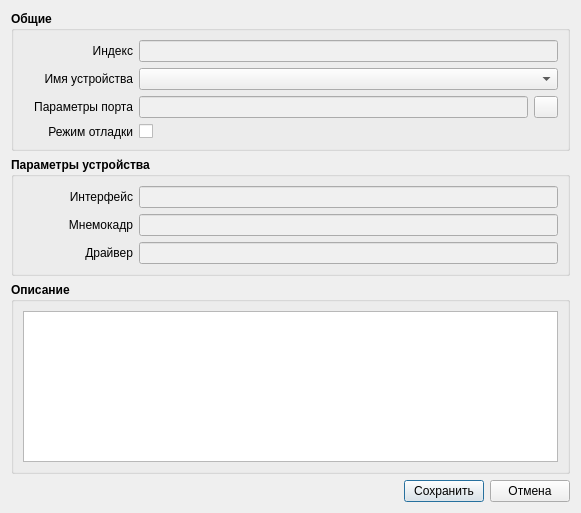
Old version of the form configurator2/sv_device_editor.ui in the repository breton75/ksuts.
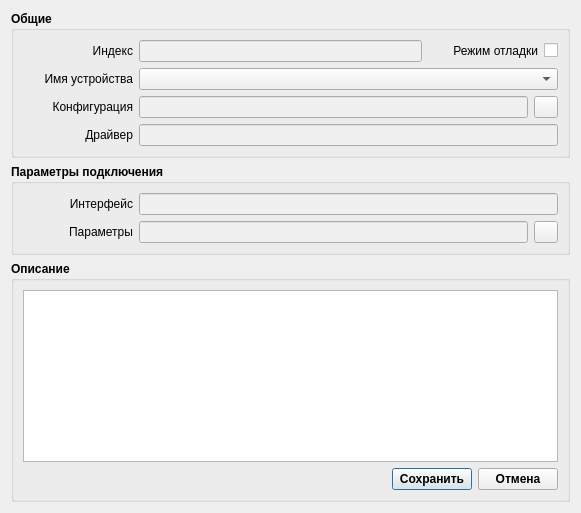
New version of the form. Icons and pictures are not drawn.

Commit message: Update configurator2.pro.user, sv_device_editor.ui, and 14 more files...

What changed in the file:
```diff
--- a/configurator2/sv_device_editor.ui
+++ b/configurator2/sv_device_editor.ui
@@ -84,6 +84,47 @@
           </property>
          </widget>
         </item>
+        <item>
+         <widget class="QLabel" name="lblBrand_2">
+          <property name="sizePolicy">
+           <sizepolicy hsizetype="Fixed" vsizetype="Preferred">
+            <horstretch>0</horstretch>
+            <verstretch>0</verstretch>
+           </sizepolicy>
+          </property>
+          <property name="minimumSize">
+           <size>
+            <width>110</width>
+            <height>0</height>
+           </size>
+          </property>
+          <property name="maximumSize">
+           <size>
+            <width>80</width>
+            <height>16777215</height>
+           </size>
+          </property>
+          <property name="font">
+           <font>
+            <weight>50</weight>
+            <bold>false</bold>
+           </font>
+          </property>
+          <property name="text">
+           <string>Режим отладки</string>
+          </property>
+          <property name="alignment">
+           <set>Qt::AlignRight|Qt::AlignTrailing|Qt::AlignVCenter</set>
+          </property>
+         </widget>
+        </item>
+        <item>
+         <widget class="QCheckBox" name="checkDebugMode">
+          <property name="text">
+           <string/>
+          </property>
+         </widget>
+        </item>
        </layout>
       </item>
       <item>
@@ -135,9 +176,9 @@
        </layout>
       </item>
       <item>
-       <layout class="QHBoxLayout" name="layoutBrand">
+       <layout class="QHBoxLayout" name="layoutBrand_3">
         <item>
-         <widget class="QLabel" name="lblBrand">
+         <widget class="QLabel" name="lblBrand_3">
           <property name="sizePolicy">
            <sizepolicy hsizetype="Fixed" vsizetype="Preferred">
             <horstretch>0</horstretch>
@@ -163,7 +204,7 @@
            </font>
           </property>
           <property name="text">
-           <string>Параметры порта</string>
+           <string>Конфигурация</string>
           </property>
           <property name="alignment">
            <set>Qt::AlignRight|Qt::AlignTrailing|Qt::AlignVCenter</set>
@@ -171,7 +212,7 @@
          </widget>
         </item>
         <item>
-         <widget class="QLineEdit" name="editConnectionParams">
+         <widget class="QLineEdit" name="editDeviceParams">
           <property name="font">
            <font>
             <weight>50</weight>
@@ -187,7 +228,7 @@
          </widget>
         </item>
         <item>
-         <widget class="QPushButton" name="bnEditConnectionParams">
+         <widget class="QPushButton" name="bnEditConnectionParams_2">
           <property name="maximumSize">
            <size>
             <width>24</width>
@@ -206,9 +247,9 @@
        </layout>
       </item>
       <item>
-       <layout class="QHBoxLayout" name="layoutBrand_2">
+       <layout class="QHBoxLayout" name="layoutDevName_4">
         <item>
-         <widget class="QLabel" name="lblBrand_2">
+         <widget class="QLabel" name="lblDevName_4">
           <property name="sizePolicy">
            <sizepolicy hsizetype="Fixed" vsizetype="Preferred">
             <horstretch>0</horstretch>
@@ -234,7 +275,7 @@
            </font>
           </property>
           <property name="text">
-           <string>Режим отладки</string>
+           <string>Драйвер</string>
           </property>
           <property name="alignment">
            <set>Qt::AlignRight|Qt::AlignTrailing|Qt::AlignVCenter</set>
@@ -242,9 +283,24 @@
          </widget>
         </item>
         <item>
-         <widget class="QCheckBox" name="checkDebugMode">
-          <property name="text">
-           <string/>
+         <widget class="QLineEdit" name="editDriverName">
+          <property name="sizePolicy">
+           <sizepolicy hsizetype="Expanding" vsizetype="Fixed">
+            <horstretch>0</horstretch>
+            <verstretch>0</verstretch>
+           </sizepolicy>
+          </property>
+          <property name="font">
+           <font>
+            <weight>50</weight>
+            <bold>false</bold>
+           </font>
+          </property>
+          <property name="styleSheet">
+           <string notr="true">background-color: rgb(240, 240, 240);</string>
+          </property>
+          <property name="readOnly">
+           <bool>true</bool>
           </property>
          </widget>
         </item>
@@ -262,7 +318,7 @@
       </font>
      </property>
      <property name="title">
-      <string>Параметры устройства</string>
+      <string>Параметры подключения</string>
      </property>
      <layout class="QVBoxLayout" name="verticalLayout_2">
       <item>
@@ -326,9 +382,9 @@
        </layout>
       </item>
       <item>
-       <layout class="QHBoxLayout" name="layoutDevName_3">
+       <layout class="QHBoxLayout" name="layoutBrand">
         <item>
-         <widget class="QLabel" name="lblDevName_3">
+         <widget class="QLabel" name="lblBrand">
           <property name="sizePolicy">
            <sizepolicy hsizetype="Fixed" vsizetype="Preferred">
             <horstretch>0</horstretch>
@@ -354,7 +410,7 @@
            </font>
           </property>
           <property name="text">
-           <string>Мнемокадр</string>
+           <string>Параметры</string>
           </property>
           <property name="alignment">
            <set>Qt::AlignRight|Qt::AlignTrailing|Qt::AlignVCenter</set>
@@ -362,13 +418,7 @@
          </widget>
         </item>
         <item>
-         <widget class="QLineEdit" name="editProtocol">
-          <property name="sizePolicy">
-           <sizepolicy hsizetype="Expanding" vsizetype="Fixed">
-            <horstretch>0</horstretch>
-            <verstretch>0</verstretch>
-           </sizepolicy>
-          </property>
+         <widget class="QLineEdit" name="editConnectionParams">
           <property name="font">
            <font>
             <weight>50</weight>
@@ -383,63 +433,20 @@
           </property>
          </widget>
         </item>
-       </layout>
-      </item>
       <item>
-       <layout class="QHBoxLayout" name="layoutDevName_4">
-        <item>
-         <widget class="QLabel" name="lblDevName_4">
-          <property name="sizePolicy">
-           <sizepolicy hsizetype="Fixed" vsizetype="Preferred">
-            <horstretch>0</horstretch>
-            <verstretch>0</verstretch>
-           </sizepolicy>
-          </property>
-          <property name="minimumSize">
-           <size>
-            <width>110</width>
-            <height>0</height>
-           </size>
-          </property>
+         <widget class="QPushButton" name="bnEditConnectionParams">
           <property name="maximumSize">
            <size>
-            <width>80</width>
+            <width>24</width>
             <height>16777215</height>
            </size>
           </property>
-          <property name="font">
-           <font>
-            <weight>50</weight>
-            <bold>false</bold>
-           </font>
-          </property>
           <property name="text">
-           <string>Драйвер</string>
+           <string/>
           </property>
-          <property name="alignment">
-           <set>Qt::AlignRight|Qt::AlignTrailing|Qt::AlignVCenter</set>
-          </property>
-         </widget>
-        </item>
-        <item>
-         <widget class="QLineEdit" name="editDriverName">
-          <property name="sizePolicy">
-           <sizepolicy hsizetype="Expanding" vsizetype="Fixed">
-            <horstretch>0</horstretch>
-            <verstretch>0</verstretch>
-           </sizepolicy>
-          </property>
-          <property name="font">
-           <font>
-            <weight>50</weight>
-            <bold>false</bold>
-           </font>
-          </property>
-          <property name="styleSheet">
-           <string notr="true">background-color: rgb(240, 240, 240);</string>
-          </property>
-          <property name="readOnly">
-           <bool>true</bool>
+          <property name="icon">
+           <iconset>
+            <normaloff>:/munich/icons/munich-icons/ico/blue/project_kp.ico</normaloff>:/munich/icons/munich-icons/ico/blue/project_kp.ico</iconset>
           </property>
          </widget>
         </item>
@@ -470,9 +477,6 @@
         </property>
        </widget>
       </item>
-     </layout>
-    </widget>
-   </item>
    <item>
     <layout class="QHBoxLayout" name="layoutButtons">
      <item>
@@ -533,6 +537,9 @@
       </widget>
      </item>
     </layout>
+      </item>
+     </layout>
+    </widget>
    </item>
   </layout>
  </widget>
```
Lines whose indentation alone changed are shown as unchanged. The commit also changes 14 other files.
